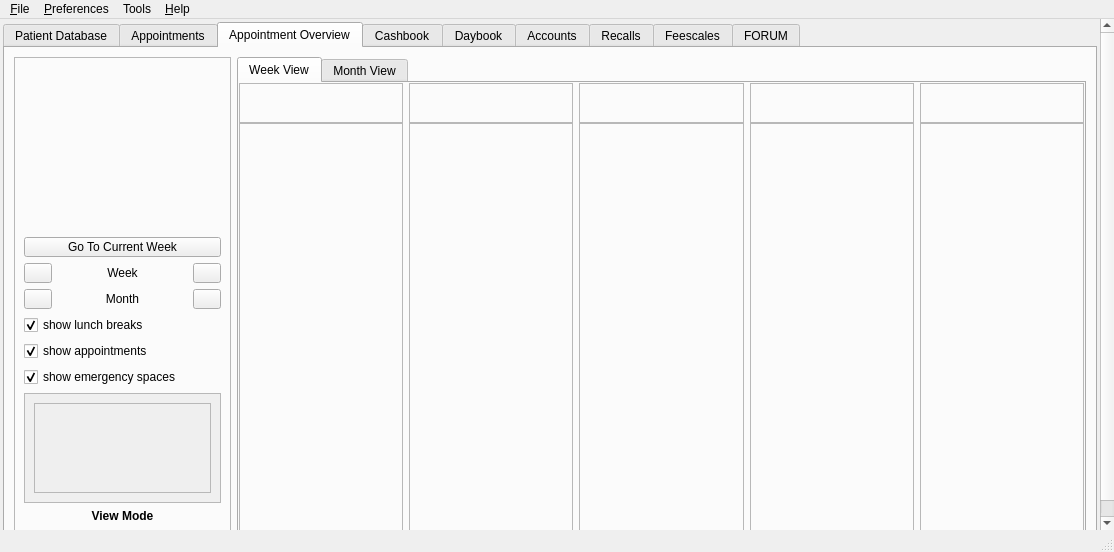
This is src/openmolar/qt-designer/main.ui in rowinggolfer/openmolar1 as Qt 5 draws it before an edit. The edited form follows.
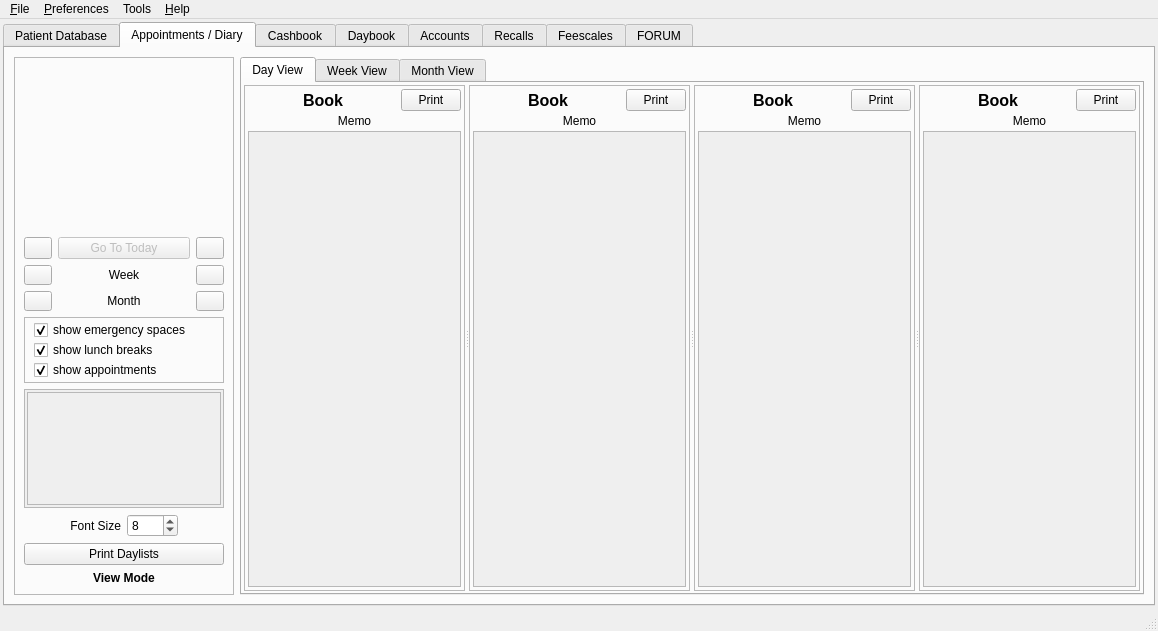
This is the edited form. Icons and pictures are not drawn.

Commit message: combined appt and appointment overview tabs - EXPERIMENTAL

Patch:
```diff
--- a/src/openmolar/qt-designer/main.ui
+++ b/src/openmolar/qt-designer/main.ui
@@ -6,8 +6,8 @@
    <rect>
     <x>0</x>
     <y>0</y>
-    <width>1114</width>
-    <height>552</height>
+    <width>1158</width>
+    <height>631</height>
    </rect>
   </property>
   <property name="sizePolicy">
@@ -62,8 +62,8 @@
         <rect>
          <x>0</x>
          <y>0</y>
-         <width>1098</width>
-         <height>517</height>
+         <width>1158</width>
+         <height>585</height>
         </rect>
        </property>
        <layout class="QHBoxLayout" name="horizontalLayout_7">
@@ -79,7 +79,7 @@
            <enum>QTabWidget::Rounded</enum>
           </property>
           <property name="currentIndex">
-           <number>2</number>
+           <number>1</number>
           </property>
           <widget class="QWidget" name="tab_10">
            <attribute name="icon">
@@ -2130,7 +2130,7 @@
                        <rect>
                         <x>0</x>
                         <y>0</y>
-                        <width>286</width>
+                        <width>892</width>
                         <height>500</height>
                        </rect>
                       </property>
@@ -3602,20 +3602,17 @@
             </item>
            </layout>
           </widget>
-          <widget class="QWidget" name="tab_13">
+          <widget class="QWidget" name="tab_17">
            <attribute name="icon">
             <iconset resource="../resources/resources.qrc">
-             <normaloff>:/kaddressbook.png</normaloff>:/kaddressbook.png</iconset>
+             <normaloff>:/vcalendar.png</normaloff>:/vcalendar.png</iconset>
            </attribute>
            <attribute name="title">
-            <string>Appointments</string>
+            <string>Appointments / Diary</string>
            </attribute>
-           <attribute name="toolTip">
-            <string>Appointments - Will Load today by default</string>
-           </attribute>
-           <layout class="QHBoxLayout" name="horizontalLayout_4">
+           <layout class="QHBoxLayout" name="horizontalLayout_21">
             <item>
-             <widget class="QFrame" name="frame_17">
+             <widget class="QFrame" name="frame_18">
               <property name="frameShape">
                <enum>QFrame::StyledPanel</enum>
               </property>
@@ -3624,34 +3621,45 @@
               </property>
               <layout class="QGridLayout" name="gridLayout_5">
                <item row="0" column="0" colspan="4">
-                <widget class="QCalendarWidget" name="appointmentCalendarWidget">
+                <widget class="QWidget" name="apptOVcalendar_placeholder" native="true">
                  <property name="sizePolicy">
                   <sizepolicy hsizetype="Fixed" vsizetype="Fixed">
                    <horstretch>0</horstretch>
                    <verstretch>0</verstretch>
                   </sizepolicy>
                  </property>
+                 <property name="minimumSize">
+                  <size>
+                   <width>200</width>
+                   <height>164</height>
+                  </size>
+                 </property>
                  <property name="maximumSize">
                   <size>
-                   <width>16777215</width>
-                   <height>16777215</height>
+                   <width>200</width>
+                   <height>164</height>
                   </size>
                  </property>
-                 <property name="firstDayOfWeek">
-                  <enum>Qt::Monday</enum>
+                </widget>
+               </item>
+               <item row="1" column="0">
+                <widget class="QPushButton" name="apptPrevDay_pushButton">
+                 <property name="maximumSize">
+                  <size>
+                   <width>28</width>
+                   <height>24</height>
+                  </size>
                  </property>
-                 <property name="gridVisible">
-                  <bool>true</bool>
+                 <property name="text">
+                  <string/>
                  </property>
-                 <property name="horizontalHeaderFormat">
-                  <enum>QCalendarWidget::SingleLetterDayNames</enum>
+                 <property name="icon">
+                  <iconset resource="../resources/resources.qrc">
+                   <normaloff>:/back.png</normaloff>:/back.png</iconset>
                  </property>
-                 <property name="verticalHeaderFormat">
-                  <enum>QCalendarWidget::NoVerticalHeader</enum>
-                 </property>
                 </widget>
                </item>
-               <item row="1" column="0" colspan="4">
+               <item row="1" column="1" colspan="2">
                 <widget class="QPushButton" name="goTodayPushButton">
                  <property name="enabled">
                   <bool>false</bool>
@@ -3659,7 +3667,7 @@
                  <property name="maximumSize">
                   <size>
                    <width>16777215</width>
-                   <height>16777215</height>
+                   <height>24</height>
                   </size>
                  </property>
                  <property name="text">
@@ -3671,8 +3679,25 @@
                  </property>
                 </widget>
                </item>
+               <item row="1" column="3">
+                <widget class="QPushButton" name="apptNextDay_pushButton">
+                 <property name="maximumSize">
+                  <size>
+                   <width>28</width>
+                   <height>24</height>
+                  </size>
+                 </property>
+                 <property name="text">
+                  <string/>
+                 </property>
+                 <property name="icon">
+                  <iconset resource="../resources/resources.qrc">
+                   <normaloff>:/forward.png</normaloff>:/forward.png</iconset>
+                 </property>
+                </widget>
+               </item>
                <item row="2" column="0">
-                <widget class="QPushButton" name="apptPrevDay_pushButton">
+                <widget class="QPushButton" name="aptOVprevweek">
                  <property name="maximumSize">
                   <size>
                    <width>28</width>
@@ -3689,7 +3714,7 @@
                 </widget>
                </item>
                <item row="2" column="1" colspan="2">
-                <widget class="QLabel" name="label_66">
+                <widget class="QLabel" name="label_62">
                  <property name="maximumSize">
                   <size>
                    <width>16777215</width>
@@ -3697,7 +3722,7 @@
                   </size>
                  </property>
                  <property name="text">
-                  <string>Day</string>
+                  <string>Week</string>
                  </property>
                  <property name="alignment">
                   <set>Qt::AlignCenter</set>
@@ -3705,7 +3730,7 @@
                 </widget>
                </item>
                <item row="2" column="3">
-                <widget class="QPushButton" name="apptNextDay_pushButton">
+                <widget class="QPushButton" name="aptOVnextweek">
                  <property name="maximumSize">
                   <size>
                    <width>28</width>
@@ -3722,7 +3747,7 @@
                 </widget>
                </item>
                <item row="3" column="0">
-                <widget class="QPushButton" name="apptPrevWeek_pushButton">
+                <widget class="QPushButton" name="aptOVprevmonth">
                  <property name="maximumSize">
                   <size>
                    <width>28</width>
@@ -3739,7 +3764,7 @@
                 </widget>
                </item>
                <item row="3" column="1" colspan="2">
-                <widget class="QLabel" name="label_65">
+                <widget class="QLabel" name="label_63">
                  <property name="maximumSize">
                   <size>
                    <width>16777215</width>
@@ -3747,7 +3772,7 @@
                   </size>
                  </property>
                  <property name="text">
-                  <string>Week</string>
+                  <string>Month</string>
                  </property>
                  <property name="alignment">
                   <set>Qt::AlignCenter</set>
@@ -3755,7 +3780,7 @@
                 </widget>
                </item>
                <item row="3" column="3">
-                <widget class="QPushButton" name="apptNextWeek_pushButton">
+                <widget class="QPushButton" name="aptOVnextmonth">
                  <property name="maximumSize">
                   <size>
                    <width>28</width>
@@ -3771,79 +3796,86 @@
                  </property>
                 </widget>
                </item>
-               <item row="4" column="0">
-                <widget class="QPushButton" name="apptPrevMonth_pushButton">
-                 <property name="maximumSize">
-                  <size>
-                   <width>28</width>
-                   <height>20</height>
-                  </size>
+               <item row="4" column="0" colspan="4">
+                <widget class="QFrame" name="frame_3">
+                 <property name="frameShape">
+                  <enum>QFrame::StyledPanel</enum>
                  </property>
-                 <property name="text">
-                  <string/>
-                 </property>
-                 <property name="icon">
-                  <iconset resource="../resources/resources.qrc">
-                   <normaloff>:/back.png</normaloff>:/back.png</iconset>
-                 </property>
-                </widget>
-               </item>
-               <item row="4" column="1" colspan="2">
-                <widget class="QLabel" name="label_64">
-                 <property name="maximumSize">
-                  <size>
-                   <width>16777215</width>
-                   <height>20</height>
-                  </size>
-                 </property>
-                 <property name="text">
-                  <string>Month</string>
-                 </property>
-                 <property name="alignment">
-                  <set>Qt::AlignCenter</set>
-                 </property>
-                </widget>
-               </item>
-               <item row="4" column="3">
-                <widget class="QPushButton" name="apptNextMonth_pushButton">
-                 <property name="maximumSize">
-                  <size>
-                   <width>28</width>
-                   <height>20</height>
-                  </size>
-                 </property>
-                 <property name="text">
-                  <string/>
-                 </property>
-                 <property name="icon">
-                  <iconset resource="../resources/resources.qrc">
-                   <normaloff>:/forward.png</normaloff>:/forward.png</iconset>
-                 </property>
-                </widget>
-               </item>
-               <item row="5" column="0" colspan="4">
-                <widget class="QScrollArea" name="aptdentscrollArea">
-                 <property name="maximumSize">
-                  <size>
-                   <width>16777215</width>
-                   <height>16777215</height>
-                  </size>
-                 </property>
-                 <property name="widgetResizable">
-                  <bool>true</bool>
-                 </property>
-                 <widget class="QWidget" name="scrollAreaWidgetContents_2">
-                  <property name="geometry">
-                   <rect>
-                    <x>0</x>
-                    <y>0</y>
-                    <width>96</width>
-                    <height>28</height>
-                   </rect>
+                 <property name="frameShadow">
+                  <enum>QFrame::Raised</enum>
                   </property>
                   <layout class="QVBoxLayout" name="verticalLayout_4">
+                  <property name="spacing">
+                   <number>0</number>
+                  </property>
+                  <property name="topMargin">
+                   <number>2</number>
+                  </property>
+                  <property name="bottomMargin">
+                   <number>2</number>
+                  </property>
                    <item>
-                    <widget class="QFrame" name="aptdents_frame">
+                   <widget class="QCheckBox" name="aptOV_emergencycheckBox">
+                    <property name="text">
+                     <string>show emergency spaces</string>
+                    </property>
+                    <property name="checked">
+                     <bool>true</bool>
+                    </property>
+                   </widget>
+                  </item>
+                  <item>
+                   <widget class="QCheckBox" name="aptOV_lunchcheckBox">
+                    <property name="text">
+                     <string>show lunch breaks</string>
+                    </property>
+                    <property name="checked">
+                     <bool>true</bool>
+                    </property>
+                   </widget>
+                  </item>
+                  <item>
+                   <widget class="QCheckBox" name="aptOV_apptscheckBox">
+                    <property name="text">
+                     <string>show appointments</string>
+                    </property>
+                    <property name="checked">
+                     <bool>true</bool>
+                    </property>
+                   </widget>
+                  </item>
+                 </layout>
+                </widget>
+               </item>
+               <item row="5" column="0" colspan="4">
+                <widget class="QScrollArea" name="aptOVdentscrollArea">
+                 <property name="maximumSize">
+                  <size>
+                   <width>16777215</width>
+                   <height>16777215</height>
+                  </size>
+                 </property>
+                 <property name="widgetResizable">
+                  <bool>true</bool>
+                 </property>
+                 <widget class="QWidget" name="scrollAreaWidgetContents">
+                  <property name="geometry">
+                   <rect>
+                    <x>0</x>
+                    <y>0</y>
+                    <width>199</width>
+                    <height>84</height>
+                   </rect>
+                  </property>
+                  <layout class="QVBoxLayout" name="verticalLayout_3">
+                   <property name="spacing">
+                    <number>2</number>
+                   </property>
+                   <property name="margin">
+                    <number>2</number>
+                   </property>
+                   <item>
+                    <widget class="QFrame" name="aptOVdents_frame">
                      <property name="frameShape">
                       <enum>QFrame::StyledPanel</enum>
                      </property>
@@ -3856,20 +3888,7 @@
                  </widget>
                 </widget>
                </item>
-               <item row="6" column="1" colspan="2">
-                <spacer>
-                 <property name="orientation">
-                  <enum>Qt::Vertical</enum>
-                 </property>
-                 <property name="sizeHint" stdset="0">
-                  <size>
-                   <width>20</width>
-                   <height>100</height>
-                  </size>
-                 </property>
-                </spacer>
-               </item>
-               <item row="7" column="0" colspan="2">
+               <item row="6" column="0" colspan="2">
                 <widget class="QLabel" name="label_42">
                  <property name="maximumSize">
                   <size>
@@ -3885,7 +3904,7 @@
                  </property>
                 </widget>
                </item>
-               <item row="7" column="2">
+               <item row="6" column="2" colspan="2">
                 <widget class="QSpinBox" name="fontSize_spinBox">
                  <property name="maximumSize">
                   <size>
@@ -3904,7 +3923,7 @@
                  </property>
                 </widget>
                </item>
-               <item row="8" column="0" colspan="4">
+               <item row="7" column="0" colspan="4">
                 <widget class="QPushButton" name="printDaylists_pushButton">
                  <property name="maximumSize">
                   <size>
@@ -3921,20 +3940,40 @@
                  </property>
                 </widget>
                </item>
+               <item row="8" column="0" colspan="4">
+                <widget class="QLabel" name="aptOVmode_label">
+                 <property name="font">
+                  <font>
+                   <weight>75</weight>
+                   <bold>true</bold>
+                  </font>
+                 </property>
+                 <property name="text">
+                  <string>View Mode</string>
+                 </property>
+                 <property name="alignment">
+                  <set>Qt::AlignCenter</set>
+                 </property>
+                </widget>
+               </item>
               </layout>
              </widget>
             </item>
             <item>
-             <widget class="QFrame" name="frame_3">
-              <property name="frameShape">
-               <enum>QFrame::StyledPanel</enum>
+             <widget class="QTabWidget" name="ApptOV_tabWidget">
+              <property name="currentIndex">
+               <number>0</number>
               </property>
-              <property name="frameShadow">
-               <enum>QFrame::Raised</enum>
-              </property>
+              <widget class="QWidget" name="tab_26">
+               <attribute name="title">
+                <string>Day View</string>
+               </attribute>
               <layout class="QHBoxLayout" name="horizontalLayout_22">
+                <property name="spacing">
+                 <number>2</number>
+                </property>
                <property name="margin">
-                <number>6</number>
+                 <number>2</number>
                </property>
                <item>
                 <widget class="QSplitter" name="splitter_2">
@@ -4011,18 +4050,18 @@
                        <rect>
                         <x>0</x>
                         <y>0</y>
-                        <width>96</width>
-                        <height>26</height>
-                       </rect>
-                      </property>
-                      <layout class="QVBoxLayout"/>
+                         <width>206</width>
+                         <height>439</height>
+                        </rect>
+                       </property>
+                       <layout class="QVBoxLayout" name="_2"/>
                      </widget>
                     </widget>
                    </item>
                    <item row="1" column="0" colspan="2">
                     <widget class="QLabel" name="book1memo_label">
                      <property name="text">
-                      <string>TextLabel</string>
+                       <string>Memo</string>
                      </property>
                      <property name="alignment">
                       <set>Qt::AlignCenter</set>
@@ -4101,8 +4140,8 @@
                        <rect>
                         <x>0</x>
                         <y>0</y>
-                        <width>96</width>
-                        <height>26</height>
+                         <width>206</width>
+                         <height>439</height>
                        </rect>
                       </property>
                      </widget>
@@ -4111,7 +4150,7 @@
                    <item row="1" column="0" colspan="2">
                     <widget class="QLabel" name="book2memo_label">
                      <property name="text">
-                      <string>TextLabel</string>
+                       <string>Memo</string>
                      </property>
                      <property name="alignment">
                       <set>Qt::AlignCenter</set>
@@ -4190,18 +4229,18 @@
                        <rect>
                         <x>0</x>
                         <y>0</y>
-                        <width>96</width>
-                        <height>26</height>
-                       </rect>
-                      </property>
-                      <layout class="QVBoxLayout"/>
+                         <width>205</width>
+                         <height>439</height>
+                        </rect>
+                       </property>
+                       <layout class="QVBoxLayout" name="_3"/>
                      </widget>
                     </widget>
                    </item>
                    <item row="1" column="0" colspan="2">
                     <widget class="QLabel" name="book3memo_label">
                      <property name="text">
-                      <string>TextLabel</string>
+                       <string>Memo</string>
                      </property>
                      <property name="alignment">
                       <set>Qt::AlignCenter</set>
@@ -4234,11 +4273,11 @@
                        <rect>
                         <x>0</x>
                         <y>0</y>
-                        <width>96</width>
-                        <height>26</height>
-                       </rect>
-                      </property>
-                      <layout class="QVBoxLayout" name="_2"/>
+                         <width>206</width>
+                         <height>439</height>
+                        </rect>
+                       </property>
+                       <layout class="QVBoxLayout" name="_4"/>
                      </widget>
                     </widget>
                    </item>
@@ -4291,7 +4330,7 @@
                    <item row="1" column="0" colspan="2">
                     <widget class="QLabel" name="book4memo_label">
                      <property name="text">
-                      <string>TextLabel</string>
+                       <string>Memo</string>
                      </property>
                      <property name="alignment">
                       <set>Qt::AlignCenter</set>
@@ -4304,255 +4343,6 @@
                </item>
               </layout>
              </widget>
-            </item>
-           </layout>
-          </widget>
-          <widget class="QWidget" name="tab_17">
-           <attribute name="icon">
-            <iconset resource="../resources/resources.qrc">
-             <normaloff>:/vcalendar.png</normaloff>:/vcalendar.png</iconset>
-           </attribute>
-           <attribute name="title">
-            <string>Appointment Overview</string>
-           </attribute>
-           <layout class="QHBoxLayout" name="horizontalLayout_21">
-            <item>
-             <widget class="QFrame" name="frame_18">
-              <property name="frameShape">
-               <enum>QFrame::StyledPanel</enum>
-              </property>
-              <property name="frameShadow">
-               <enum>QFrame::Raised</enum>
-              </property>
-              <layout class="QGridLayout" name="gridLayout_7">
-               <item row="1" column="0" colspan="3">
-                <widget class="QPushButton" name="apptOVtoday_pushButton">
-                 <property name="maximumSize">
-                  <size>
-                   <width>16777215</width>
-                   <height>20</height>
-                  </size>
-                 </property>
-                 <property name="text">
-                  <string>Go To Current Week</string>
-                 </property>
-                 <property name="icon">
-                  <iconset resource="../resources/resources.qrc">
-                   <normaloff>:/agt_reload.png</normaloff>:/agt_reload.png</iconset>
-                 </property>
-                </widget>
-               </item>
-               <item row="2" column="0">
-                <widget class="QPushButton" name="aptOVprevweek">
-                 <property name="maximumSize">
-                  <size>
-                   <width>28</width>
-                   <height>20</height>
-                  </size>
-                 </property>
-                 <property name="text">
-                  <string/>
-                 </property>
-                 <property name="icon">
-                  <iconset resource="../resources/resources.qrc">
-                   <normaloff>:/back.png</normaloff>:/back.png</iconset>
-                 </property>
-                </widget>
-               </item>
-               <item row="2" column="1">
-                <widget class="QLabel" name="label_62">
-                 <property name="maximumSize">
-                  <size>
-                   <width>16777215</width>
-                   <height>20</height>
-                  </size>
-                 </property>
-                 <property name="text">
-                  <string>Week</string>
-                 </property>
-                 <property name="alignment">
-                  <set>Qt::AlignCenter</set>
-                 </property>
-                </widget>
-               </item>
-               <item row="2" column="2">
-                <widget class="QPushButton" name="aptOVnextweek">
-                 <property name="maximumSize">
-                  <size>
-                   <width>28</width>
-                   <height>20</height>
-                  </size>
-                 </property>
-                 <property name="text">
-                  <string/>
-                 </property>
-                 <property name="icon">
-                  <iconset resource="../resources/resources.qrc">
-                   <normaloff>:/forward.png</normaloff>:/forward.png</iconset>
-                 </property>
-                </widget>
-               </item>
-               <item row="3" column="0">
-                <widget class="QPushButton" name="aptOVprevmonth">
-                 <property name="maximumSize">
-                  <size>
-                   <width>28</width>
-                   <height>20</height>
-                  </size>
-                 </property>
-                 <property name="text">
-                  <string/>
-                 </property>
-                 <property name="icon">
-                  <iconset resource="../resources/resources.qrc">
-                   <normaloff>:/back.png</normaloff>:/back.png</iconset>
-                 </property>
-                </widget>
-               </item>
-               <item row="3" column="1">
-                <widget class="QLabel" name="label_63">
-                 <property name="maximumSize">
-                  <size>
-                   <width>16777215</width>
-                   <height>20</height>
-                  </size>
-                 </property>
-                 <property name="text">
-                  <string>Month</string>
-                 </property>
-                 <property name="alignment">
-                  <set>Qt::AlignCenter</set>
-                 </property>
-                </widget>
-               </item>
-               <item row="3" column="2">
-                <widget class="QPushButton" name="aptOVnextmonth">
-                 <property name="maximumSize">
-                  <size>
-                   <width>28</width>
-                   <height>20</height>
-                  </size>
-                 </property>
-                 <property name="text">
-                  <string/>
-                 </property>
-                 <property name="icon">
-                  <iconset resource="../resources/resources.qrc">
-                   <normaloff>:/forward.png</normaloff>:/forward.png</iconset>
-                 </property>
-                </widget>
-               </item>
-               <item row="4" column="0" colspan="2">
-                <widget class="QCheckBox" name="aptOV_lunchcheckBox">
-                 <property name="text">
-                  <string>show lunch breaks</string>
-                 </property>
-                 <property name="checked">
-                  <bool>true</bool>
-                 </property>
-                </widget>
-               </item>
-               <item row="5" column="0" colspan="2">
-                <widget class="QCheckBox" name="aptOV_apptscheckBox">
-                 <property name="text">
-                  <string>show appointments</string>
-                 </property>
-                 <property name="checked">
-                  <bool>true</bool>
-                 </property>
-                </widget>
-               </item>
-               <item row="6" column="0" colspan="3">
-                <widget class="QCheckBox" name="aptOV_emergencycheckBox">
-                 <property name="text">
-                  <string>show emergency spaces</string>
-                 </property>
-                 <property name="checked">
-                  <bool>true</bool>
-                 </property>
-                </widget>
-               </item>
-               <item row="7" column="0" colspan="3">
-                <widget class="QScrollArea" name="aptOVdentscrollArea">
-                 <property name="maximumSize">
-                  <size>
-                   <width>16777215</width>
-                   <height>16777215</height>
-                  </size>
-                 </property>
-                 <property name="widgetResizable">
-                  <bool>true</bool>
-                 </property>
-                 <widget class="QWidget" name="scrollAreaWidgetContents">
-                  <property name="geometry">
-                   <rect>
-                    <x>0</x>
-                    <y>0</y>
-                    <width>193</width>
-                    <height>80</height>
-                   </rect>
-                  </property>
-                  <layout class="QVBoxLayout" name="verticalLayout_3">
-                   <item>
-                    <widget class="QFrame" name="aptOVdents_frame">
-                     <property name="frameShape">
-                      <enum>QFrame::StyledPanel</enum>
-                     </property>
-                     <property name="frameShadow">
-                      <enum>QFrame::Raised</enum>
-                     </property>
-                    </widget>
-                   </item>
-                  </layout>
-                 </widget>
-                </widget>
-               </item>
-               <item row="8" column="0" colspan="3">
-                <widget class="QLabel" name="aptOVmode_label">
-                 <property name="font">
-                  <font>
-                   <weight>75</weight>
-                   <bold>true</bold>
-                  </font>
-                 </property>
-                 <property name="text">
-                  <string>View Mode</string>
-                 </property>
-                 <property name="alignment">
-                  <set>Qt::AlignCenter</set>
-                 </property>
-                </widget>
-               </item>
-               <item row="0" column="0" colspan="3">
-                <widget class="QWidget" name="apptOVcalendar_placeholder" native="true">
-                 <property name="sizePolicy">
-                  <sizepolicy hsizetype="Fixed" vsizetype="Fixed">
-                   <horstretch>0</horstretch>
-                   <verstretch>0</verstretch>
-                  </sizepolicy>
-                 </property>
-                 <property name="minimumSize">
-                  <size>
-                   <width>197</width>
-                   <height>164</height>
-                  </size>
-                 </property>
-                 <property name="maximumSize">
-                  <size>
-                   <width>16777215</width>
-                   <height>200</height>
-                  </size>
-                 </property>
-                </widget>
-               </item>
-              </layout>
-             </widget>
-            </item>
-            <item>
-             <widget class="QTabWidget" name="ApptOV_tabWidget">
-              <property name="currentIndex">
-               <number>0</number>
-              </property>
               <widget class="QWidget" name="tab_24">
                <attribute name="title">
                 <string>Week View</string>
@@ -5726,7 +5516,7 @@
     <rect>
      <x>0</x>
      <y>0</y>
-     <width>1114</width>
+     <width>1158</width>
      <height>23</height>
     </rect>
    </property>
```
Left out of the diff: 17 changed lines with no effect on the pictures. Lines whose indentation alone changed are shown as unchanged. The commit also changes 4 other files.
